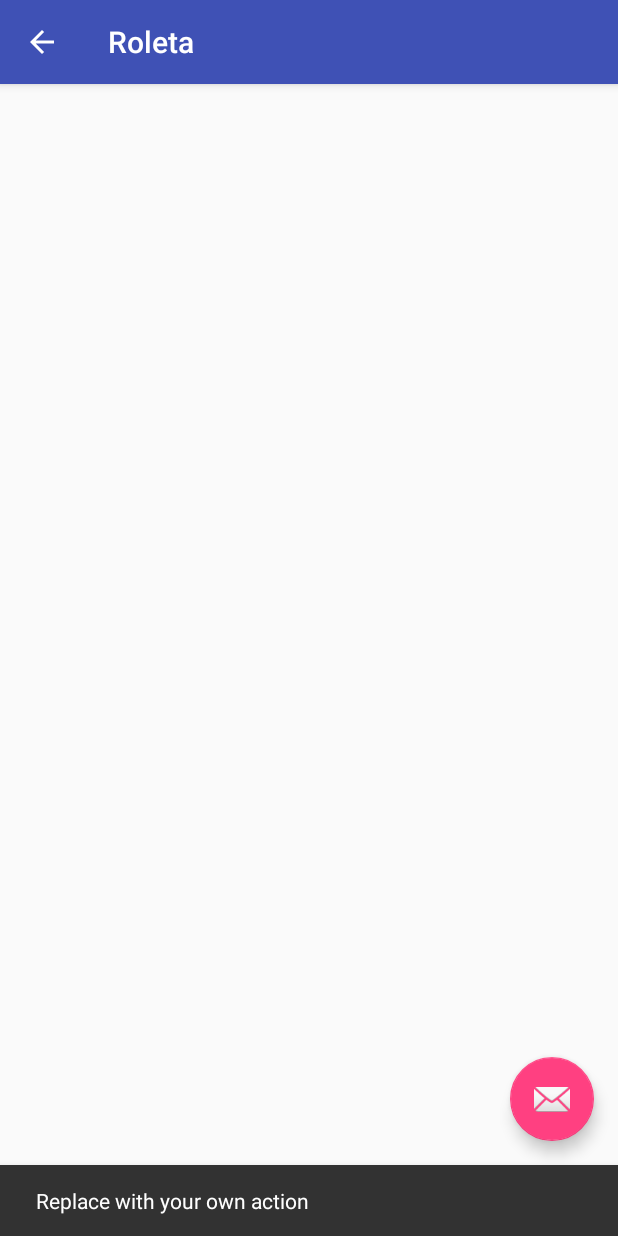
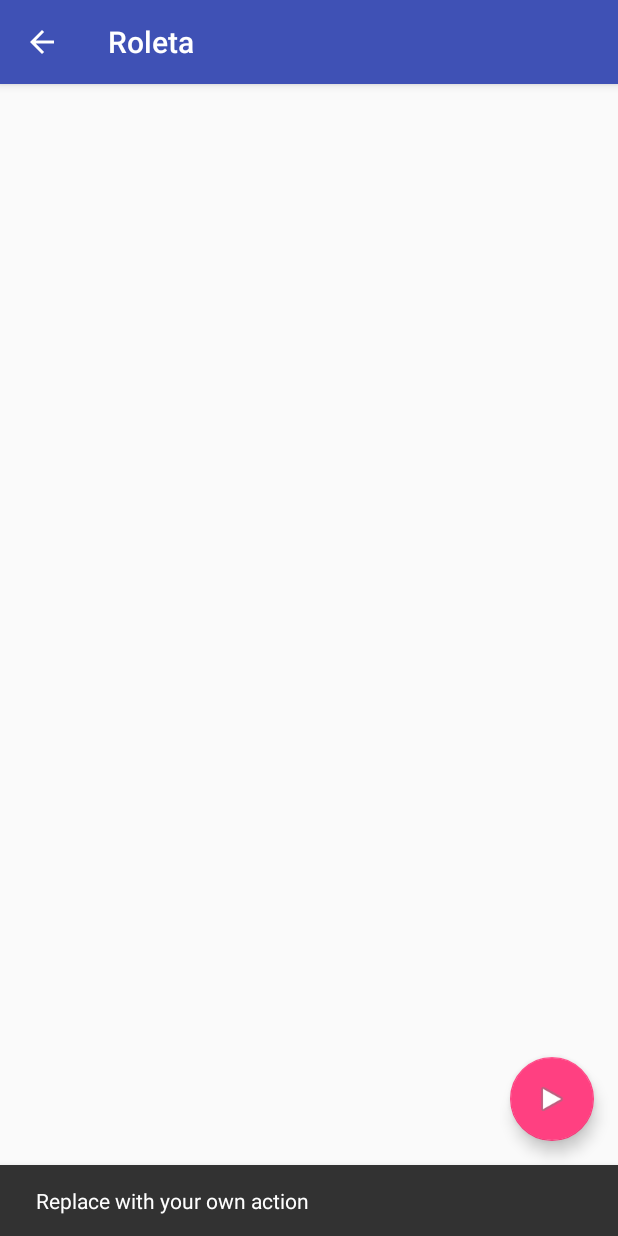
Before and after one commit to rafaelperatello/Projeto-Gestor-de-Jogos, an Android app: the RouletteActivity screen opened directly, with no data from a screen before it, after a tap on an icon or button, on a phone screen of 412 x 824 dp. Run offline under Robolectric (Android 15) with nearby library versions, the phone set to English and light mode, and no system bars.

Commit message:
start activity roulette

```diff
--- a/app/src/main/java/br/edu/ifspsaocarlos/sdm/projetogestordejogos/activity/MainActivity.java
+++ b/app/src/main/java/br/edu/ifspsaocarlos/sdm/projetogestordejogos/activity/MainActivity.java
@@ -59,7 +59,10 @@ public class MainActivity extends AppCompatActivity {
     private View.OnClickListener btRouletteOnClickListener = new View.OnClickListener() {
         @Override
         public void onClick(View v) {
-            Toast.makeText(MainActivity.this, "Roll", Toast.LENGTH_LONG).show();
+//            Toast.makeText(MainActivity.this, "Roll", Toast.LENGTH_LONG).show();
+
+            Intent intentRoulette = new Intent(MainActivity.this, RouletteActivity.class);
+            startActivity(intentRoulette);
         }
     };
 
--- a/app/src/main/java/br/edu/ifspsaocarlos/sdm/projetogestordejogos/activity/RouletteActivity.java
+++ b/app/src/main/java/br/edu/ifspsaocarlos/sdm/projetogestordejogos/activity/RouletteActivity.java
@@ -22,8 +22,7 @@ public class RouletteActivity extends AppCompatActivity {
         fab.setOnClickListener(new View.OnClickListener() {
             @Override
             public void onClick(View view) {
-                Snackbar.make(view, "Replace with your own action", Snackbar.LENGTH_LONG)
-                        .setAction("Action", null).show();
+                Snackbar.make(view, "Replace with your own action", Snackbar.LENGTH_LONG).setAction("Action", null).show();
             }
         });
         getSupportActionBar().setDisplayHomeAsUpEnabled(true);
--- a/app/src/main/res/layout/activity_roulette.xml
+++ b/app/src/main/res/layout/activity_roulette.xml
@@ -4,7 +4,7 @@
     xmlns:app="http://schemas.android.com/apk/res-auto"
     xmlns:tools="http://schemas.android.com/tools" android:layout_width="match_parent"
     android:layout_height="match_parent" android:fitsSystemWindows="true"
-    tools:context="br.edu.ifspsaocarlos.sdm.projetogestordejogos.RouletteActivity">
+    tools:context="br.edu.ifspsaocarlos.sdm.projetogestordejogos.activity.RouletteActivity">
 
     <android.support.design.widget.AppBarLayout android:layout_height="wrap_content"
         android:layout_width="match_parent" android:theme="@style/AppTheme.AppBarOverlay">
@@ -15,11 +15,11 @@
 
     </android.support.design.widget.AppBarLayout>
 
-    <include layout="@layout/content_roulette" />
+
 
     <android.support.design.widget.FloatingActionButton android:id="@+id/fab"
         android:layout_width="wrap_content" android:layout_height="wrap_content"
         android:layout_gravity="bottom|end" android:layout_margin="@dimen/fab_margin"
-        android:src="@android:drawable/ic_dialog_email" />
+        android:src="@android:drawable/ic_media_play" />
 
 </android.support.design.widget.CoordinatorLayout>
```
